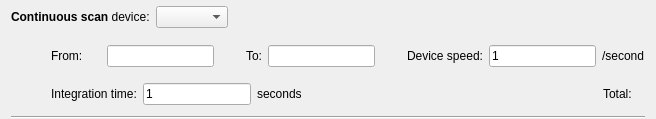
Old version of the form custom/maria/lib/gui/sscan.ui in the repository mlz-ictrl/nicos.
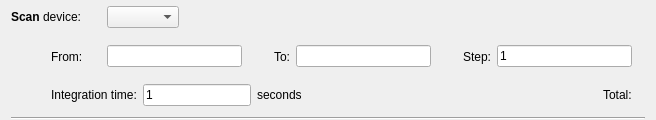
New version of the form.

Commit message: Fix/Restore: MARIA sscan cmdlet ui file.

```diff
--- a/custom/maria/lib/gui/sscan.ui
+++ b/custom/maria/lib/gui/sscan.ui
@@ -7,7 +7,7 @@
     <x>0</x>
     <y>0</y>
     <width>656</width>
-    <height>119</height>
+    <height>120</height>
    </rect>
   </property>
   <property name="windowTitle">
@@ -31,7 +31,7 @@
         </size>
        </property>
        <property name="text">
-        <string>&lt;html&gt;&lt;head/&gt;&lt;body&gt;&lt;p&gt;&lt;span style=&quot; font-weight:600;&quot;&gt;Continuous scan&lt;/span&gt; device:&lt;/p&gt;&lt;/body&gt;&lt;/html&gt;</string>
+        <string>&lt;html&gt;&lt;head/&gt;&lt;body&gt;&lt;p&gt;&lt;span style=&quot; font-weight:600;&quot;&gt;Scan&lt;/span&gt; device:&lt;/p&gt;&lt;/body&gt;&lt;/html&gt;</string>
        </property>
       </widget>
      </item>
@@ -156,7 +156,7 @@
      <item>
       <widget class="QLabel" name="label_4">
        <property name="text">
-        <string>Device speed:</string>
+        <string>Step:</string>
        </property>
       </widget>
      </item>
@@ -170,7 +170,7 @@
      <item>
       <widget class="QLabel" name="unit3">
        <property name="text">
-        <string>/second</string>
+        <string/>
        </property>
       </widget>
      </item>
```
Left out of the diff: 2 changed lines with no effect on the pictures.
